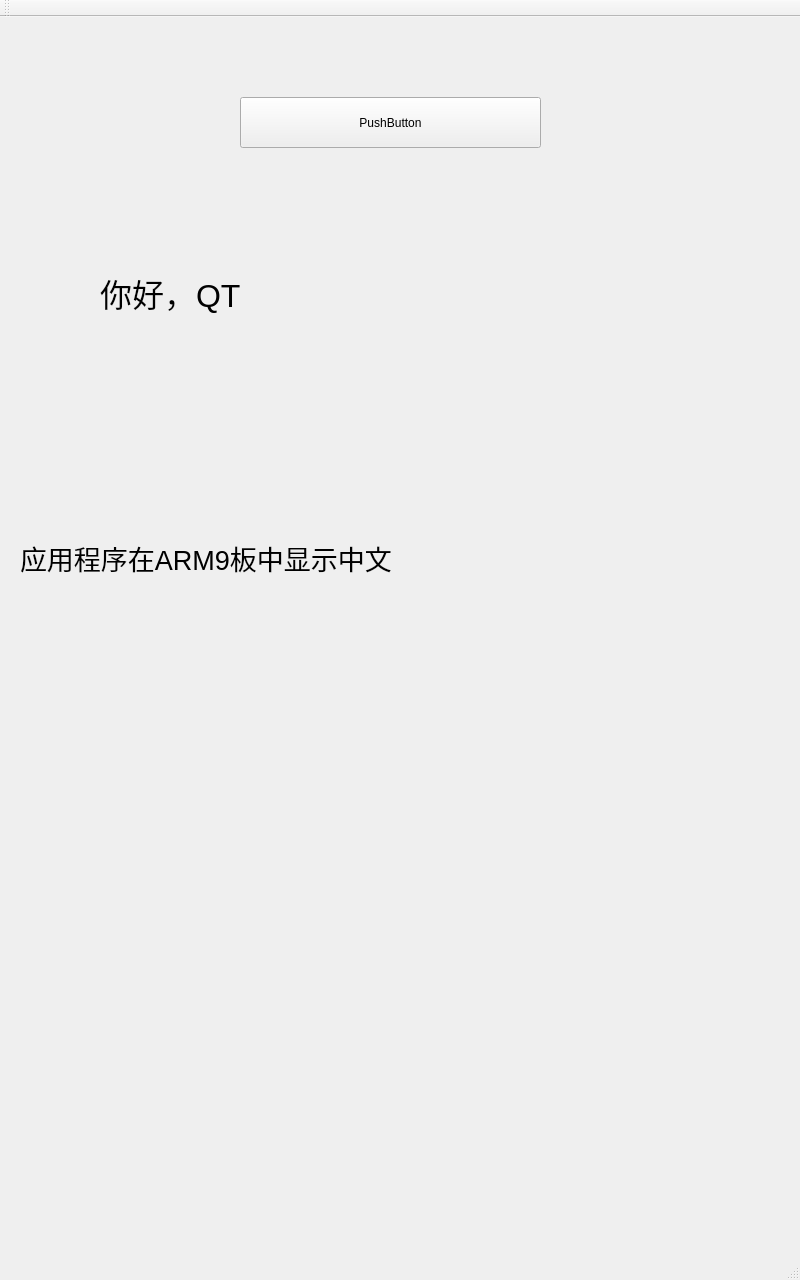
First picture: the form in helloworld/mainwindow.ui, repository zhiyehe/helloworld, before the edit.
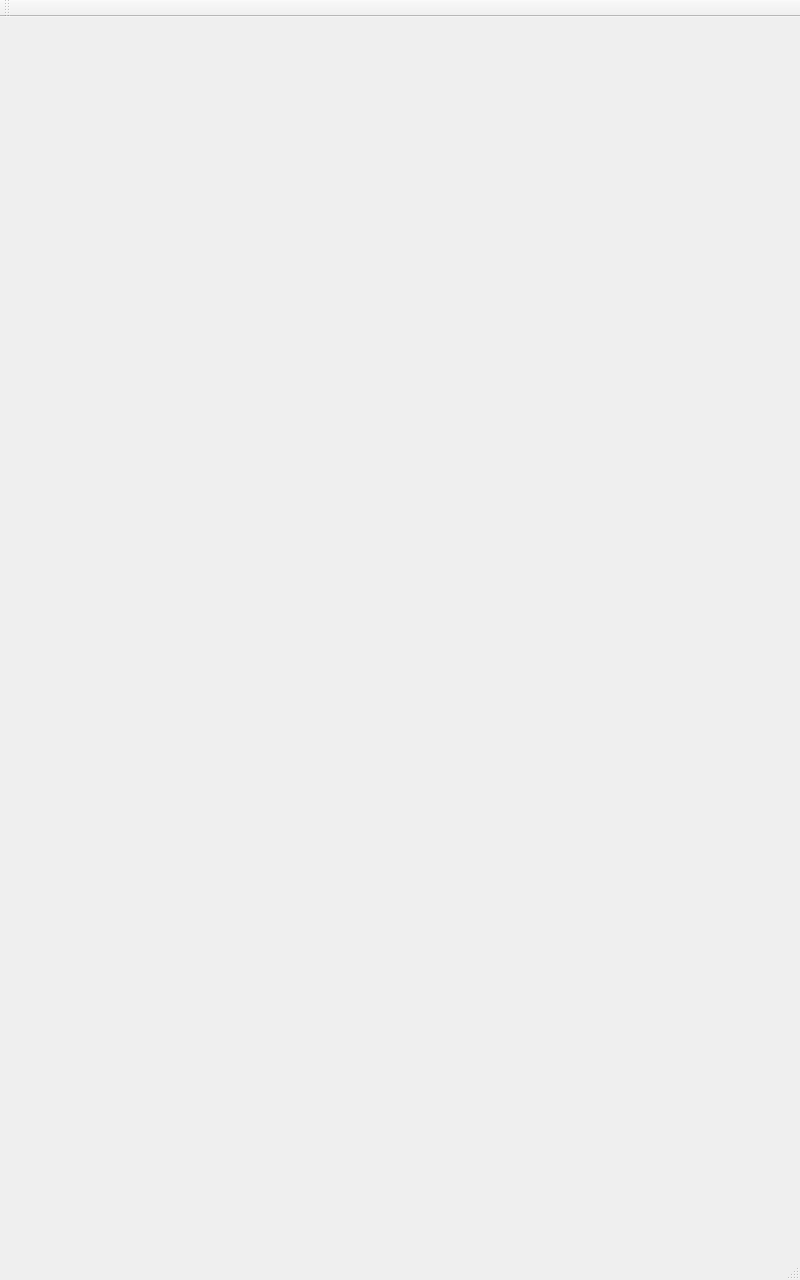
Second picture: the form after the edit.

What changed in the file:
```diff
--- a/helloworld/mainwindow.ui
+++ b/helloworld/mainwindow.ui
@@ -14,25 +14,12 @@
    <string>MainWindow</string>
   </property>
   <widget class="QWidget" name="centralWidget">
-   <widget class="QPushButton" name="pushButton">
-    <property name="geometry">
-     <rect>
-      <x>240</x>
-      <y>80</y>
-      <width>301</width>
-      <height>51</height>
-     </rect>
-    </property>
-    <property name="text">
-     <string>PushButton</string>
-    </property>
-   </widget>
    <widget class="QLabel" name="label">
     <property name="geometry">
      <rect>
-      <x>20</x>
-      <y>510</y>
-      <width>721</width>
+      <x>270</x>
+      <y>820</y>
+      <width>281</width>
       <height>61</height>
      </rect>
     </property>
@@ -42,16 +29,16 @@
      </font>
     </property>
     <property name="text">
-     <string>应用程序在ARM9板中显示中文</string>
+     <string/>
     </property>
    </widget>
    <widget class="QLabel" name="label_2">
     <property name="geometry">
      <rect>
       <x>100</x>
-      <y>240</y>
-      <width>641</width>
-      <height>71</height>
+      <y>40</y>
+      <width>621</width>
+      <height>61</height>
      </rect>
     </property>
     <property name="font">
@@ -60,7 +47,7 @@
      </font>
     </property>
     <property name="text">
-     <string>你好，QT</string>
+     <string/>
     </property>
    </widget>
   </widget>
```
